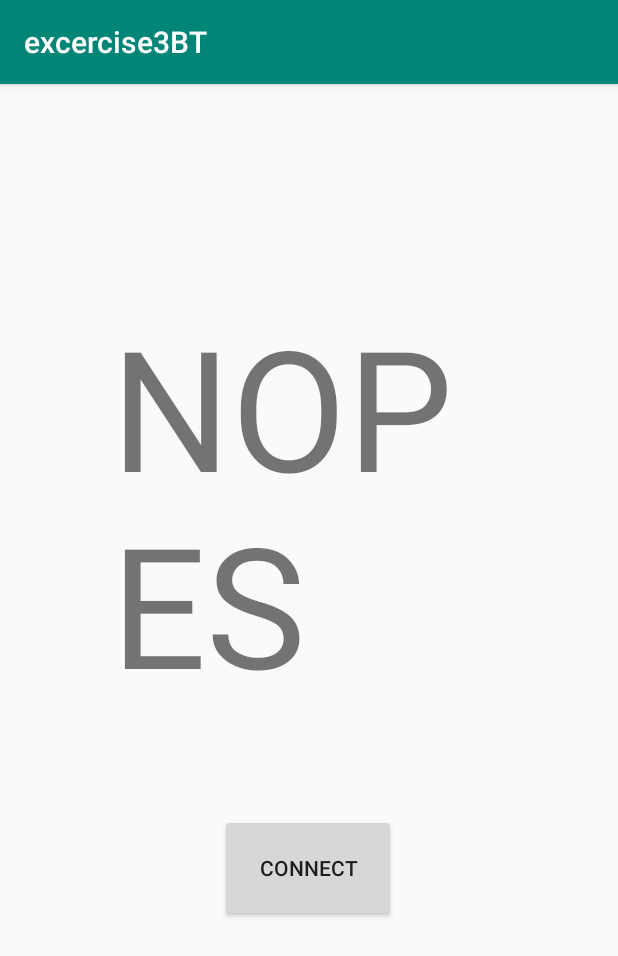
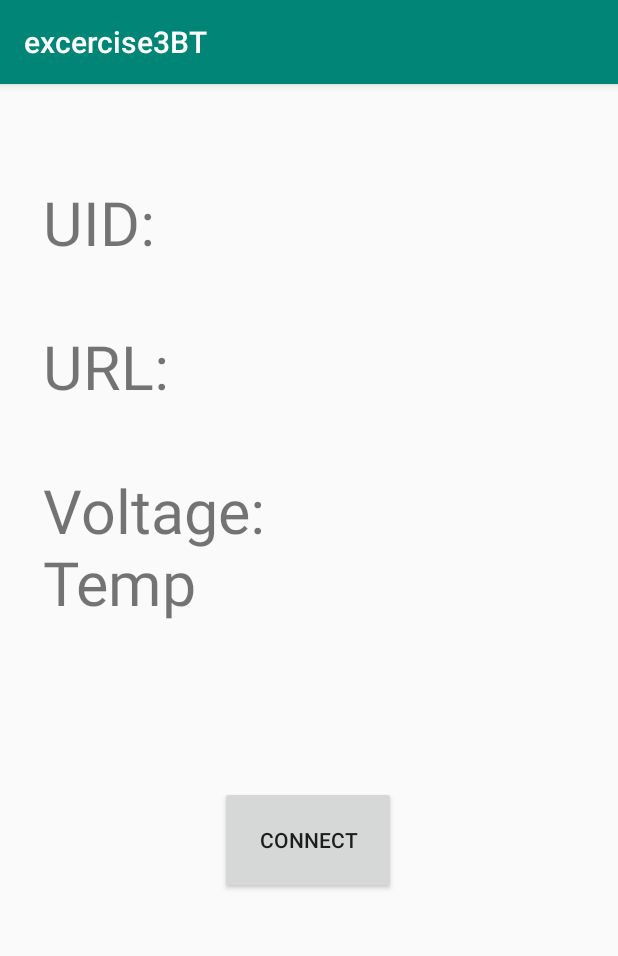
Before and after one commit to mobilecomputing-organization/MobileComputing, an Android app: the screen it shows after launch (MainActivity), on a phone screen of 412 x 824 dp. Shown: the top 956 px of the screen. Run offline under Robolectric (Android 15) with nearby library versions, the light colour scheme and no system bars.

Commit message:
Final DONE DONE

```diff
--- a/Likith/excercise3BT/app/src/main/java/com/example/excercise3bt/MainActivity.java
+++ b/Likith/excercise3BT/app/src/main/java/com/example/excercise3bt/MainActivity.java
@@ -30,6 +30,10 @@ public class MainActivity extends AppCompatActivity {
 
     private String appname = ""; //TODO FILL THE APP NAME //
     private TextView beaconText;
+    private TextView UIDText;
+    private TextView URLText;
+    private TextView TLMText;
+
     private Button StartButton;
 
 //    private int RcvdRssi;
@@ -52,8 +56,12 @@ public class MainActivity extends AppCompatActivity {
 
         StartButton = findViewById(R.id.StartButton);
         beaconText = findViewById(R.id.beaconText);
+        UIDText = findViewById(R.id.UID);
+        URLText = findViewById(R.id.URL);
+        TLMText = findViewById(R.id.TLM);
         handler = new Handler();
 
+        beaconText.setText("UID:\n\nURL:\n\nVoltage:\nTemp\n");
         // Initializes Bluetooth adapter
         final BluetoothManager bluetoothManager = (BluetoothManager) getSystemService(Context.BLUETOOTH_SERVICE);
         bluetoothAdapter = bluetoothManager.getAdapter();
@@ -101,8 +109,8 @@ public class MainActivity extends AppCompatActivity {
                     Log.i(TAG, "A WASP");
                     //TODO Display as HEX instead of INTS
                     UsefulData = Arrays.copyOfRange(BuffData, 10, 20);
-                    Data_str = ByteArrayToString(UsefulData);
-                    beaconText.setText(Data_str);
+                    Data_str = UsefulData.toString();
+                    UIDText.setText(Data_str);
                     break;
                 case URL_PACKET:
                     switch (BuffData[10]) {
@@ -128,11 +136,16 @@ public class MainActivity extends AppCompatActivity {
                     }
 
                     print_Str = print_Str + Data_str;
-                    beaconText.setText(print_Str);
+                    URLText.setText(print_Str);
                     break;
                 case TLM_PACKET:
                     // TODO Parse This Packet
                     Log.i(TAG, "A Spider");
+                    printScanRecord (BuffData);
+                    byte[] Voltage = Arrays.copyOfRange(BuffData, 10, 11);
+                    byte[] Temprature = Arrays.copyOfRange(BuffData, 12, 13);
+                    Data_str = ByteArrayToString(Voltage) + "\n" + ByteArrayToString(Temprature);
+                    TLMText.setText(Data_str);
                     break;
             }
 
--- a/Likith/excercise3BT/app/src/main/res/layout/activity_main.xml
+++ b/Likith/excercise3BT/app/src/main/res/layout/activity_main.xml
@@ -9,15 +9,15 @@
 
     <TextView
         android:id="@+id/beaconText"
-        android:layout_width="264dp"
-        android:layout_height="292dp"
-        android:text="NOPES"
+        android:layout_width="175dp"
+        android:layout_height="344dp"
         app:autoSizeTextType="uniform"
         app:layout_constraintBottom_toBottomOf="parent"
+        app:layout_constraintHorizontal_bias="0.122"
         app:layout_constraintLeft_toLeftOf="parent"
         app:layout_constraintRight_toRightOf="parent"
         app:layout_constraintTop_toTopOf="parent"
-        app:layout_constraintVertical_bias="0.294" />
+        app:layout_constraintVertical_bias="0.152" />
 
     <Button
         android:id="@+id/StartButton"
@@ -35,4 +35,52 @@
         app:layout_constraintTop_toBottomOf="@+id/beaconText"
         app:layout_constraintVertical_bias="0.188" />
 
+    <TextView
+        android:id="@+id/UID"
+        android:layout_width="145dp"
+        android:layout_height="98dp"
+        android:layout_marginStart="8dp"
+        android:layout_marginTop="8dp"
+        android:layout_marginEnd="8dp"
+        android:layout_marginBottom="8dp"
+        app:autoSizeTextType="uniform"
+        app:layout_constraintBottom_toBottomOf="parent"
+        app:layout_constraintEnd_toEndOf="parent"
+        app:layout_constraintHorizontal_bias="0.26"
+        app:layout_constraintStart_toEndOf="@+id/beaconText"
+        app:layout_constraintTop_toTopOf="parent"
+        app:layout_constraintVertical_bias="0.038" />
+
+    <TextView
+        android:id="@+id/URL"
+        android:layout_width="141dp"
+        android:layout_height="76dp"
+        android:layout_marginStart="8dp"
+        android:layout_marginTop="8dp"
+        android:layout_marginEnd="8dp"
+        android:layout_marginBottom="8dp"
+        app:autoSizeTextType="uniform"
+        app:layout_constraintBottom_toBottomOf="parent"
+        app:layout_constraintEnd_toEndOf="parent"
+        app:layout_constraintHorizontal_bias="0.26"
+        app:layout_constraintStart_toEndOf="@+id/beaconText"
+        app:layout_constraintTop_toBottomOf="@+id/UID"
+        app:layout_constraintVertical_bias="0.048" />
+
+    <TextView
+        android:id="@+id/TLM"
+        android:layout_width="145dp"
+        android:layout_height="98dp"
+        android:layout_marginStart="8dp"
+        android:layout_marginTop="8dp"
+        android:layout_marginEnd="8dp"
+        android:layout_marginBottom="8dp"
+        app:autoSizeTextType="uniform"
+        app:layout_constraintBottom_toBottomOf="parent"
+        app:layout_constraintEnd_toEndOf="parent"
+        app:layout_constraintHorizontal_bias="0.26"
+        app:layout_constraintStart_toEndOf="@+id/beaconText"
+        app:layout_constraintTop_toBottomOf="@+id/URL"
+        app:layout_constraintVertical_bias="0.027" />
+
 </android.support.constraint.ConstraintLayout>
```
